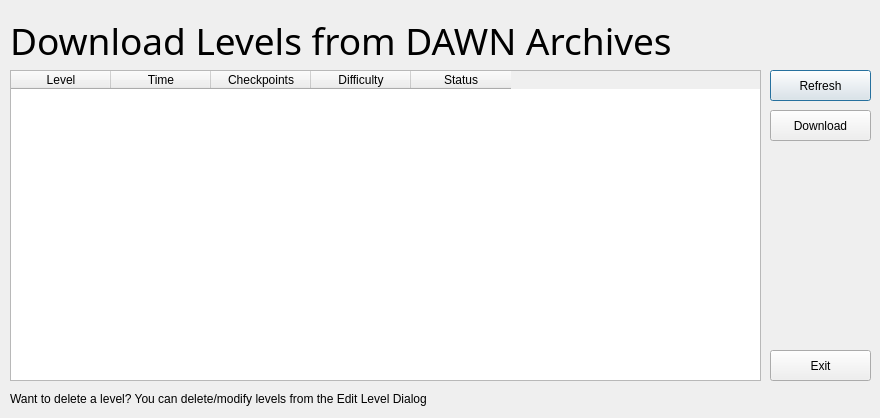
First picture: the form in wikiLYNX/ui/getlevel.ui, repository flamboyantpenguin/wikilynx, before the edit.
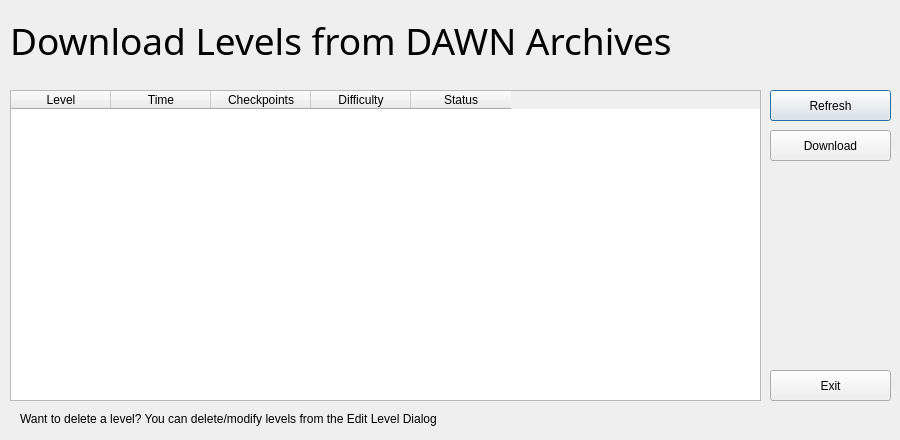
Second picture: the form after the edit.

```diff
--- a/wikiLYNX/ui/getlevel.ui
+++ b/wikiLYNX/ui/getlevel.ui
@@ -9,8 +9,8 @@
    <rect>
     <x>0</x>
     <y>0</y>
-    <width>880</width>
-    <height>418</height>
+    <width>900</width>
+    <height>440</height>
    </rect>
   </property>
   <property name="sizePolicy">
@@ -21,14 +21,14 @@
   </property>
   <property name="minimumSize">
    <size>
-    <width>880</width>
-    <height>418</height>
+    <width>900</width>
+    <height>440</height>
    </size>
   </property>
   <property name="maximumSize">
    <size>
-    <width>880</width>
-    <height>418</height>
+    <width>900</width>
+    <height>440</height>
    </size>
   </property>
   <property name="windowTitle">
@@ -60,7 +60,7 @@
    <property name="geometry">
     <rect>
      <x>10</x>
-     <y>70</y>
+     <y>90</y>
      <width>751</width>
      <height>311</height>
     </rect>
@@ -125,8 +125,8 @@
    <property name="geometry">
     <rect>
      <x>770</x>
-     <y>70</y>
-     <width>101</width>
+     <y>90</y>
+     <width>121</width>
      <height>31</height>
     </rect>
    </property>
@@ -138,8 +138,8 @@
    <property name="geometry">
     <rect>
      <x>770</x>
-     <y>110</y>
-     <width>101</width>
+     <y>130</y>
+     <width>121</width>
      <height>31</height>
     </rect>
    </property>
@@ -151,8 +151,8 @@
    <property name="geometry">
     <rect>
      <x>770</x>
-     <y>350</y>
-     <width>101</width>
+     <y>370</y>
+     <width>121</width>
      <height>31</height>
     </rect>
    </property>
@@ -163,8 +163,8 @@
   <widget class="QLabel" name="tipLabel">
    <property name="geometry">
     <rect>
-     <x>10</x>
-     <y>390</y>
+     <x>20</x>
+     <y>410</y>
      <width>491</width>
      <height>18</height>
     </rect>
@@ -176,9 +176,9 @@
   <widget class="QLabel" name="status">
    <property name="geometry">
     <rect>
-     <x>497</x>
-     <y>390</y>
-     <width>371</width>
+     <x>500</x>
+     <y>410</y>
+     <width>391</width>
      <height>20</height>
     </rect>
    </property>
```
